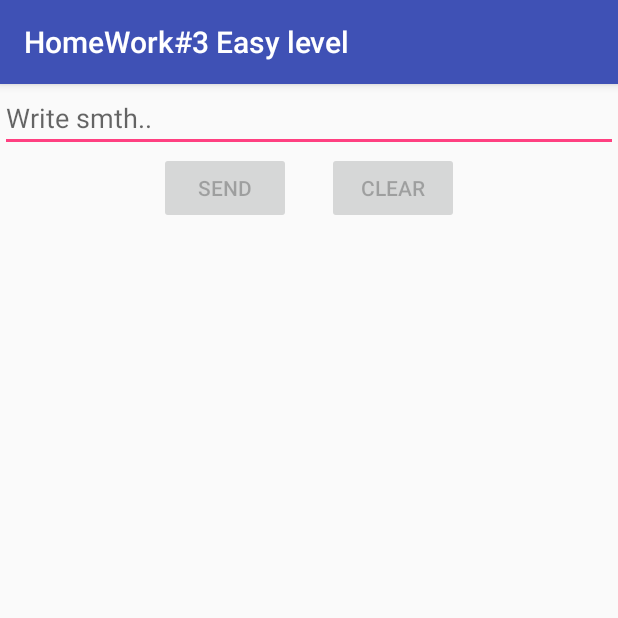
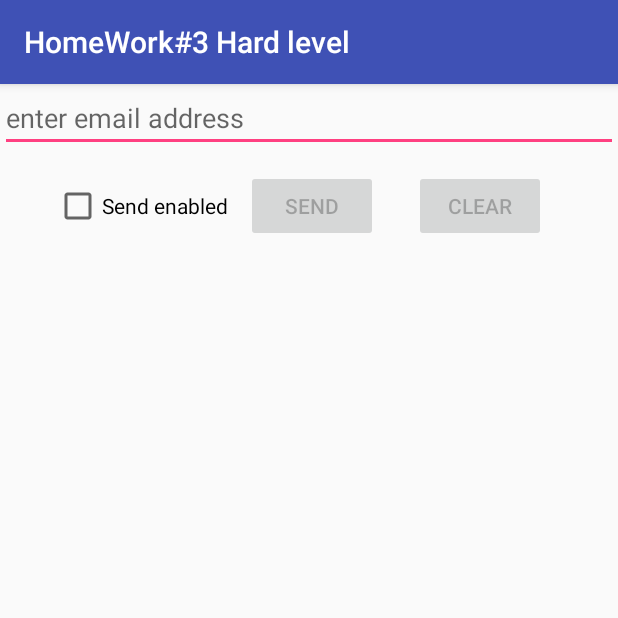
Before and after one commit to qbikkx/KeepSolidOne, an Android app: the screen it shows after launch (MainActivity), on a phone screen of 412 x 824 dp, the top half of it. Run offline under Robolectric (Android 15) with nearby library versions, the phone set to English and light mode, and no system bars.

Commit message:
hard task stage 1 complited

```diff
--- a/app/src/main/AndroidManifest.xml
+++ b/app/src/main/AndroidManifest.xml
@@ -19,7 +19,7 @@
             </intent-filter>
         </activity>
         <activity
-            android:name=".ReceiverActivity"
+            android:name=".SenderActivity"
             android:label="@string/receiver_activity_label" />
     </application>
 
--- a/app/src/main/res/layout/activity_main.xml
+++ b/app/src/main/res/layout/activity_main.xml
@@ -18,13 +18,23 @@
         android:layout_height="wrap_content"
         android:layout_centerHorizontal="true"
         android:layout_below="@+id/et_input">
+
+        <CheckBox
+            android:id="@+id/cb_is_send_enabled"
+            android:layout_width="wrap_content"
+            android:layout_height="wrap_content"
+            android:text="@string/cb_is_send_enabled"
+            android:layout_centerVertical="true"
+            />
+
         <Button
             android:id="@+id/btn_send"
             android:text="@string/btn_send"
             android:layout_width="wrap_content"
             android:layout_height="wrap_content"
+            android:layout_toEndOf="@+id/cb_is_send_enabled"
             android:enabled="false"
-            android:layout_marginEnd="@dimen/btn_margin"
+            android:layout_margin="@dimen/btn_margin"
              />
         <Button
             android:id="@+id/btn_clear"
@@ -33,7 +43,7 @@
             android:layout_width="wrap_content"
             android:layout_height="wrap_content"
             android:enabled="false"
-            android:layout_marginStart="@dimen/btn_margin"/>
+            android:layout_margin="@dimen/btn_margin"/>
     </RelativeLayout>
 
 </RelativeLayout>
--- a/app/src/main/res/layout/activity_receiver.xml
+++ b/app/src/main/res/layout/activity_sender.xml
@@ -3,7 +3,7 @@
     xmlns:android="http://schemas.android.com/apk/res/android"
     android:layout_width="match_parent"
     android:layout_height="match_parent"
-    tools:context="dev.qbikkx.keepsolidone.ReceiverActivity">
+    tools:context="dev.qbikkx.keepsolidone.SenderActivity">
 
     <TextView
         android:id="@+id/tv_received_text"
--- a/app/src/main/res/values/strings.xml
+++ b/app/src/main/res/values/strings.xml
@@ -1,15 +1,23 @@
 <resources>
     <string name="app_name">KeepSolidOne</string>
-    <string name="action_settings">Settings</string>
-    <string name="secret">Secret message :)</string>
-    <string name="hello_keep_solid">Hello KeepSolid</string>
+
+    <string name="main_activity_label">HomeWork#3 Hard level</string>
+    <string name="receiver_activity_label">Receiver</string>
+
     <string name="btn_send">Send</string>
     <string name="btn_clear">Clear</string>
-    <string name="et_input_hint">Write smth..</string>
     <string name="btn_confirm">Confirm</string>
     <string name="btn_cancel">Cancel</string>
-    <string name="text_confirmed">Text confirmed!</string>
-    <string name="text_canceled">Text canceled :(</string>
-    <string name="receiver_activity_label">Receiver</string>
-    <string name="main_activity_label">HomeWork#3 Easy level</string>
+
+    <string name="et_input_hint">enter email address</string>
+
+    <string name="text_confirmed">Everything is ok</string>
+    <string name="text_canceled">Email is wrong</string>
+
+    <string name="cb_is_send_enabled">Send enabled</string>
+    <string name="incorrect_email_msg">Incorrect Email</string>
+    <string name="mail_subject">Epic email subject</string>
+    <string name="mail_body">Hello from qbikkx</string>
+    <string name="send_email_msg">Sending email</string>
+    <string name="email_didnt_sent">Email didn\'t sent</string>
 </resources>
```
Also changed, not shown: app/src/main/java/dev/qbikkx/keepsolidone/EmailUtils.java (added, +15 -0 lines), app/src/main/java/dev/qbikkx/keepsolidone/MainActivity.java (+72 -13 lines), app/src/main/java/dev/qbikkx/keepsolidone/ReceiverActivity.java (deleted, +0 -43 lines), app/src/main/java/dev/qbikkx/keepsolidone/SenderActivity.java (added, +87 -0 lines), app/src/main/res/menu/menu_main.xml (deleted, +0 -10 lines).
